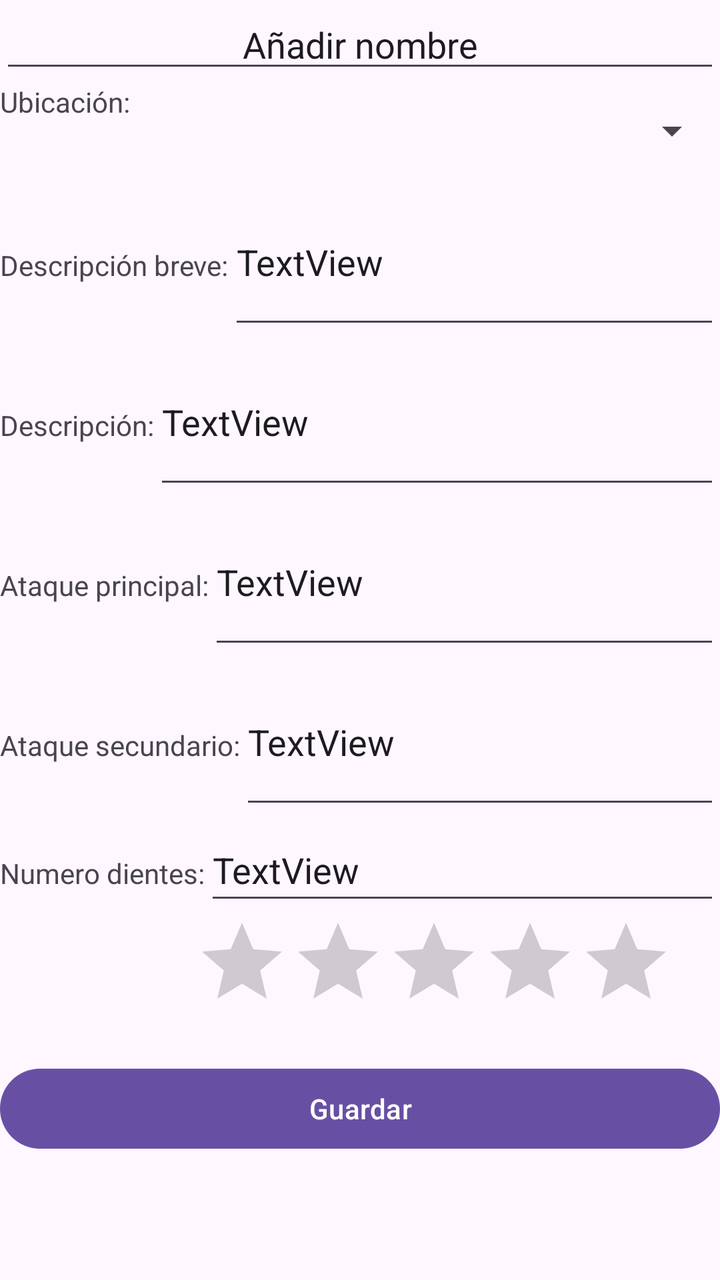
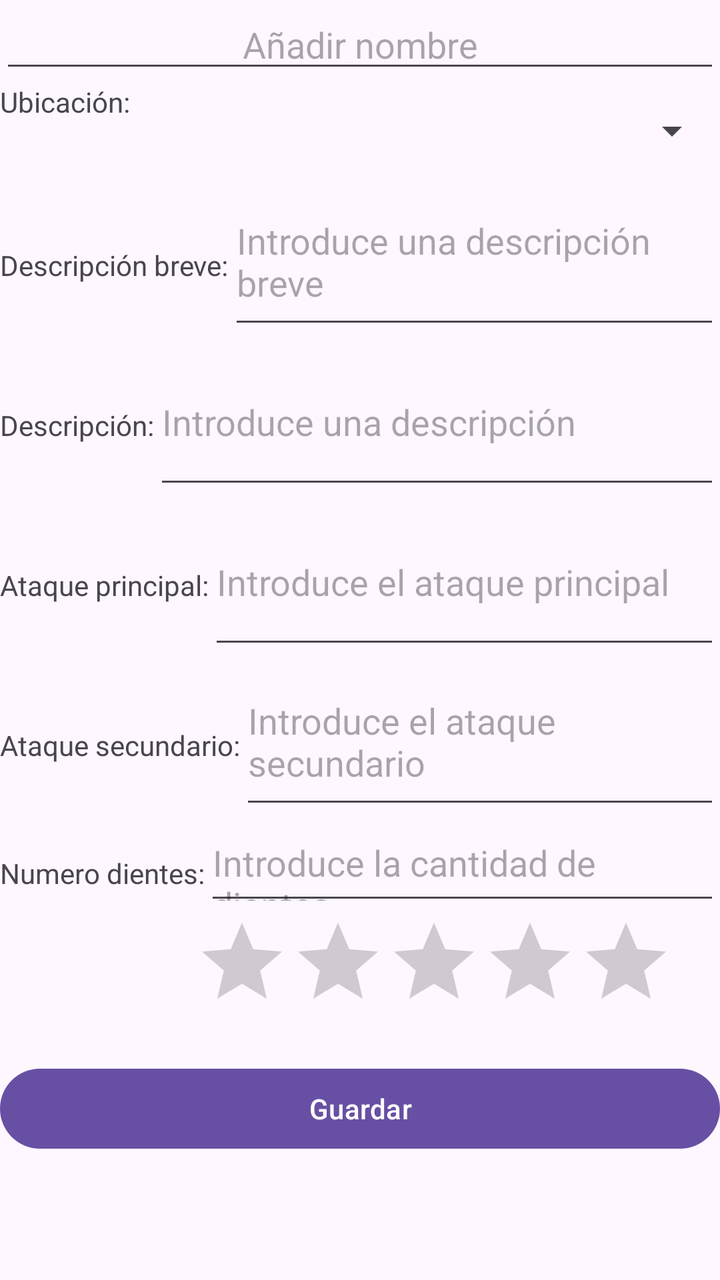

Compare the two renders of this Android layout. The source of the first and the diff that turns it into the second are given below.
<!-- AndroidManifest.xml: application theme Theme.Android_LunaLorena -->
<!-- res/layout/activity_editar_enemigo.xml -->
<?xml version="1.0" encoding="utf-8"?>
<LinearLayout xmlns:android="http://schemas.android.com/apk/res/android"
    xmlns:app="http://schemas.android.com/apk/res-auto"
    xmlns:tools="http://schemas.android.com/tools"
    android:id="@+id/main"
    android:layout_width="match_parent"
    android:layout_height="match_parent"
    android:orientation="vertical"
    tools:context=".EditarEnemigoActivity">

    <EditText
        android:id="@+id/textNombre2"
        android:layout_width="match_parent"
        android:layout_height="wrap_content"
        android:text="Añadir nombre"
        android:textAlignment="center" />

    <LinearLayout
        android:layout_width="match_parent"
        android:layout_height="wrap_content"
        android:orientation="horizontal">

        <LinearLayout
            android:layout_width="match_parent"
            android:layout_height="match_parent"
            android:orientation="horizontal"></LinearLayout>
    </LinearLayout>

    <LinearLayout
        android:layout_width="match_parent"
        android:layout_height="wrap_content"
        android:orientation="horizontal">

        <TextView
            android:id="@+id/textView3"
            android:layout_width="match_parent"
            android:layout_height="wrap_content"
            android:layout_weight="1"
            android:text="Ubicación:" />

        <Spinner
            android:id="@+id/spinner"
            android:layout_width="match_parent"
            android:layout_height="48dp"
            android:layout_weight="1" />
    </LinearLayout>

    <LinearLayout
        android:layout_width="match_parent"
        android:layout_height="wrap_content"
        android:orientation="horizontal">

        <TextView
            android:id="@+id/textView6"
            android:layout_width="wrap_content"
            android:layout_height="wrap_content"
            android:layout_weight="0"
            android:text="Descripción breve:" />

        <EditText
            android:id="@+id/textDescripcionBreve2"
            android:layout_width="wrap_content"
            android:layout_height="80dp"
            android:layout_weight="1"
            android:text="TextView" />
    </LinearLayout>

    <LinearLayout
        android:layout_width="match_parent"
        android:layout_height="wrap_content"
        android:orientation="horizontal">

        <TextView
            android:id="@+id/textView8"
            android:layout_width="wrap_content"
            android:layout_height="wrap_content"
            android:layout_weight="0"
            android:text="Descripción:" />

        <EditText
            android:id="@+id/textDescripcion2"
            android:layout_width="wrap_content"
            android:layout_height="80dp"
            android:layout_weight="1"
            android:text="TextView" />
    </LinearLayout>

    <LinearLayout
        android:layout_width="match_parent"
        android:layout_height="wrap_content"
        android:orientation="horizontal">

        <TextView
            android:id="@+id/textView12"
            android:layout_width="wrap_content"
            android:layout_height="wrap_content"
            android:layout_weight="0"
            android:text="Ataque principal:" />

        <EditText
            android:id="@+id/textAtaquePrin2"
            android:layout_width="wrap_content"
            android:layout_height="80dp"
            android:layout_weight="1"
            android:text="TextView" />
    </LinearLayout>

    <LinearLayout
        android:layout_width="match_parent"
        android:layout_height="wrap_content"
        android:orientation="horizontal">

        <TextView
            android:id="@+id/textView16"
            android:layout_width="wrap_content"
            android:layout_height="wrap_content"
            android:layout_weight="0"
            android:text="Ataque secundario:" />

        <EditText
            android:id="@+id/textAtaqueSec2"
            android:layout_width="wrap_content"
            android:layout_height="80dp"
            android:layout_weight="1"
            android:text="TextView" />
    </LinearLayout>

    <LinearLayout
        android:layout_width="match_parent"
        android:layout_height="wrap_content"
        android:orientation="horizontal">

        <TextView
            android:id="@+id/textView18"
            android:layout_width="wrap_content"
            android:layout_height="wrap_content"
            android:layout_weight="0"
            android:text="Numero dientes:" />

        <EditText
            android:id="@+id/textDientes2"
            android:layout_width="wrap_content"
            android:layout_height="48dp"
            android:layout_weight="1"
            android:text="TextView" />
    </LinearLayout>

    <RatingBar
        android:id="@+id/dificultadEnemigo2"
        android:layout_width="wrap_content"
        android:layout_height="wrap_content"
        android:layout_marginStart="97dp"
        android:max="5"
        android:numStars="5" />

    <Button
        android:id="@+id/bGuardar"
        android:layout_width="match_parent"
        android:layout_height="wrap_content"
        android:layout_marginTop="16dp"
        android:text="Guardar" />

</LinearLayout>
<!-- resources referenced by this layout -->
<resources>
  <style name="Theme.Android_LunaLorena" parent="Base.Theme.Android_LunaLorena" />
  <style name="Base.Theme.Android_LunaLorena" parent="Theme.Material3.DayNight.NoActionBar">
          
          
      </style>
</resources>

<!-- the commit's change to res/layout/activity_editar_enemigo.xml (unified diff, before → after) -->
@@ -9,10 +9,10 @@
     tools:context=".EditarEnemigoActivity">
 
     <EditText
-        android:id="@+id/textNombre2"
+        android:id="@+id/editarNombre"
         android:layout_width="match_parent"
         android:layout_height="wrap_content"
-        android:text="Añadir nombre"
+        android:hint="Añadir nombre"
         android:textAlignment="center" />
 
     <LinearLayout
@@ -58,11 +58,11 @@
             android:text="Descripción breve:" />
 
         <EditText
-            android:id="@+id/textDescripcionBreve2"
+            android:id="@+id/editarDescripcionBreve"
             android:layout_width="wrap_content"
             android:layout_height="80dp"
             android:layout_weight="1"
-            android:text="TextView" />
+            android:hint="Introduce una descripción breve" />
     </LinearLayout>
 
     <LinearLayout
@@ -78,11 +78,11 @@
             android:text="Descripción:" />
 
         <EditText
-            android:id="@+id/textDescripcion2"
+            android:id="@+id/editarDescripcion"
             android:layout_width="wrap_content"
             android:layout_height="80dp"
             android:layout_weight="1"
-            android:text="TextView" />
+            android:hint="Introduce una descripción" />
     </LinearLayout>
 
     <LinearLayout
@@ -98,11 +98,11 @@
             android:text="Ataque principal:" />
 
         <EditText
-            android:id="@+id/textAtaquePrin2"
+            android:id="@+id/editarAtaquePrin"
             android:layout_width="wrap_content"
             android:layout_height="80dp"
             android:layout_weight="1"
-            android:text="TextView" />
+            android:hint="Introduce el ataque principal" />
     </LinearLayout>
 
     <LinearLayout
@@ -118,11 +118,11 @@
             android:text="Ataque secundario:" />
 
         <EditText
-            android:id="@+id/textAtaqueSec2"
+            android:id="@+id/editarAtaqueSec"
             android:layout_width="wrap_content"
             android:layout_height="80dp"
             android:layout_weight="1"
-            android:text="TextView" />
+            android:hint="Introduce el ataque secundario" />
     </LinearLayout>
 
     <LinearLayout
@@ -138,15 +138,15 @@
             android:text="Numero dientes:" />
 
         <EditText
-            android:id="@+id/textDientes2"
+            android:id="@+id/editarDientes"
             android:layout_width="wrap_content"
             android:layout_height="48dp"
             android:layout_weight="1"
-            android:text="TextView" />
+            android:hint="Introduce la cantidad de dientes" />
     </LinearLayout>
 
     <RatingBar
-        android:id="@+id/dificultadEnemigo2"
+        android:id="@+id/editarDificultadEnemigo"
         android:layout_width="wrap_content"
         android:layout_height="wrap_content"
         android:layout_marginStart="97dp"
